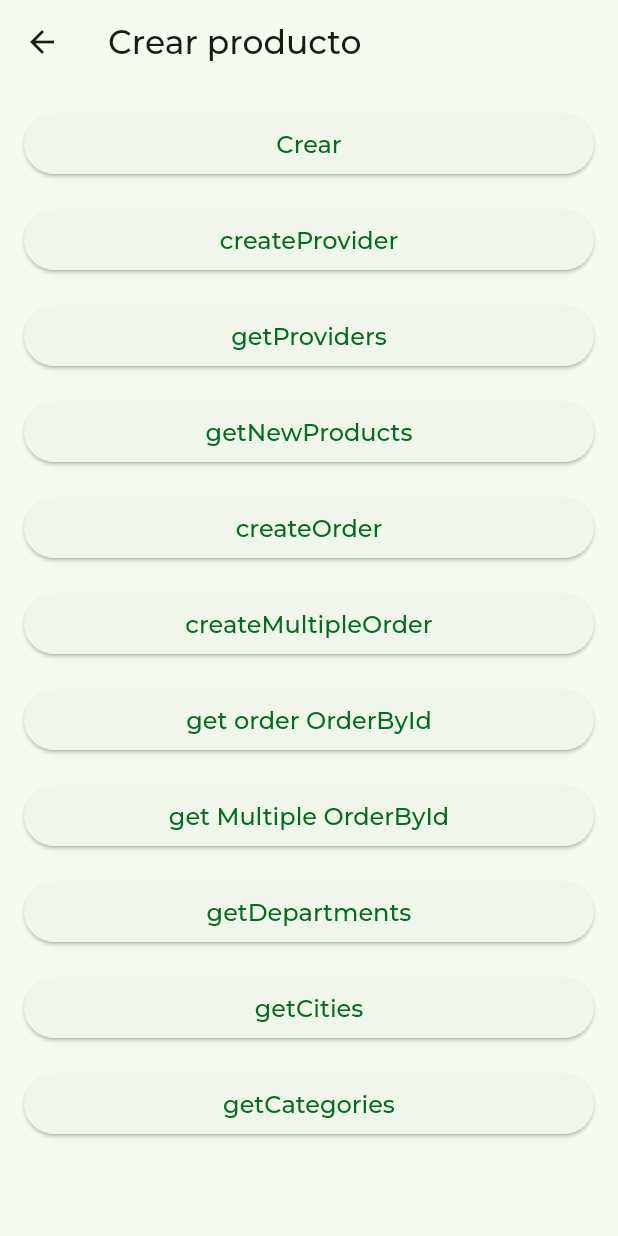
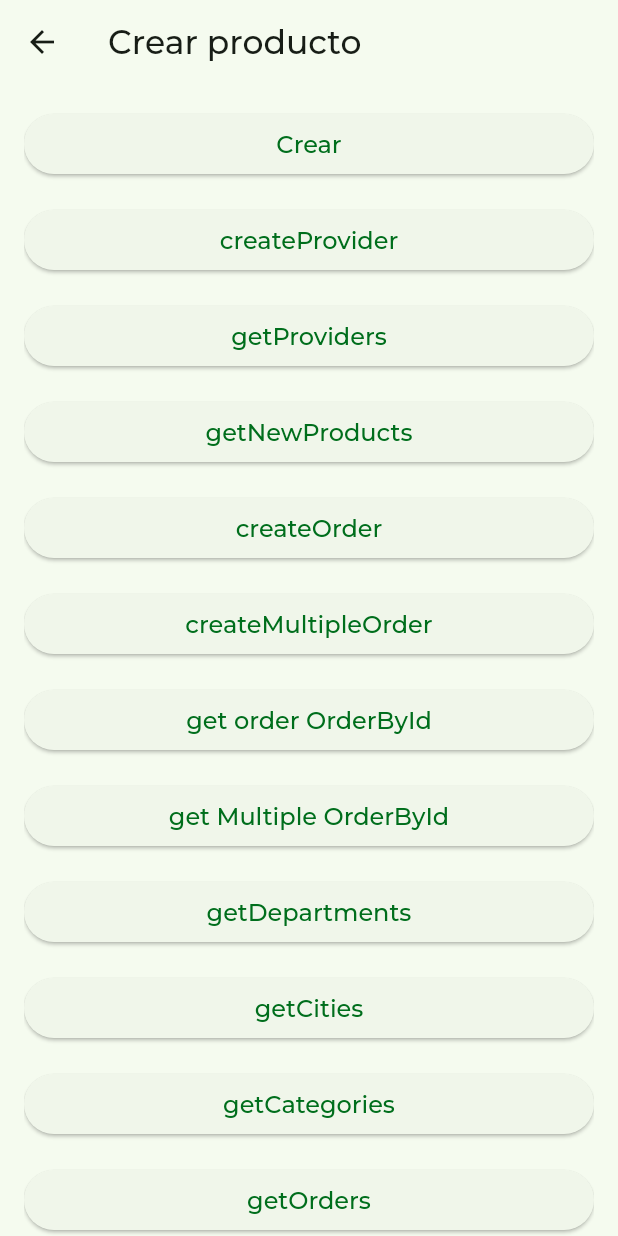
Before and after one commit to msilvamolina/flutter_estrellas_dashboard, a Flutter app: the CreateProductView screen opened by its route, after a tap on "getCities", on a phone screen of 412 x 824 dp. Run offline on Flutter 3.47's test engine with Material 3 defaults, Android fonts, the phone set to English and light mode, and no system bars; our stand-ins replace cached_network_image, cloud_firestore, dartz, firebase_auth, firebase_core, firebase_crashlytics and 12 more; missing offline and left inert: json_editor, slideable, video_compress; accounts and stored records are empty; network calls fail; project files that could hold a hidden picture were left out.

Commit message:
get orders done

```diff
--- a/lib/app/data/providers/repositories/products/products_repository.dart
+++ b/lib/app/data/providers/repositories/products/products_repository.dart
@@ -87,6 +87,37 @@ class ProductsRepository {
     String url = 'api/localities/cities-by-department/$departments';
     try {
       print('getCities $departments');
+      dynamic headers = {
+        'x-token':
+            "eyJhbGciOiJIUzI1NiIsInR5cCI6IkpXVCJ9.eyJ1aWQiOiI2NDYzYjA2YTc0MjBiZjRkYTRjMWVjZWYiLCJpYXQiOjE3MjkwOTQ0NTcsImV4cCI6MTcyOTE4MDg1N30.p10lSMsSXAinWx1BqfFfPAeD_XS2RZL9NKoUQnrQBZc",
+      };
+      Response response = await services.get(url: url, headers: headers);
+      // if (response.statusCode != 200) {
+      //   return left('Error status code: ${response.statusCode}');
+      // }
+      dynamic json = jsonDecode(response.body);
+
+      log(json.toString());
+      // if (bodyList.isEmpty) {
+      //   return left('List Products is empty');
+      // }
+
+      // List<ProductModel> list = List<ProductModel>.generate(
+      //   bodyList.length,
+      //   (int index) => ProductModel.fromJson(bodyList[index]),
+      // );
+
+      return right(unit);
+    } catch (e) {
+      print('error $e');
+      return left(e.toString());
+    }
+  }
+
+  Future<Either<String, Unit>> getOrders() async {
+    String url = 'api/orders/get-all';
+    try {
+      print('getOrdersAll');
       dynamic headers = {
         'x-token':
             "eyJhbGciOiJIUzI1NiIsInR5cCI6IkpXVCJ9.eyJ1aWQiOiI2NDYzYjA2YTc0MjBiZjRkYTRjMWVjZWYiLCJpYXQiOjE3MjkwOTQ0NTcsImV4cCI6MTcyOTE4MDg1N30.p10lSMsSXAinWx1BqfFfPAeD_XS2RZL9NKoUQnrQBZc",
--- a/lib/app/modules/products/create_product/controllers/create_product_controller.dart
+++ b/lib/app/modules/products/create_product/controllers/create_product_controller.dart
@@ -35,6 +35,10 @@ class CreateProductController extends GetxController {
     await _repository.createMultipleOrder();
   }
 
+  Future<void> getOrders() async {
+    await _repository.getOrders();
+  }
+
   Future<void> getOrderById() async {
     await _repository.getOrderById('2859363');
   }
--- a/lib/app/modules/products/create_product/views/create_product_view.dart
+++ b/lib/app/modules/products/create_product/views/create_product_view.dart
@@ -16,6 +16,7 @@ class CreateProductView extends GetView<CreateProductController> {
       showMenu: false,
       currentRoute: Routes.CREATE_PRODUCT,
       appBarTitle: 'Crear producto',
+      child: SingleChildScrollView(
         child: Column(
           children: [
             const SizedBox(height: 16),
@@ -84,7 +85,15 @@ class CreateProductView extends GetView<CreateProductController> {
               isLoading: controller.isLoading,
               onPressed: controller.getCategories,
             ),
+            const SizedBox(height: 16),
+            LoadingButton(
+              label: 'getOrders',
+              isLoading: controller.isLoading,
+              onPressed: controller.getOrders,
+            ),
+            const SizedBox(height: 80),
           ],
+        ),
       ),
     );
   }
```
Lines whose indentation alone changed are shown as unchanged.
